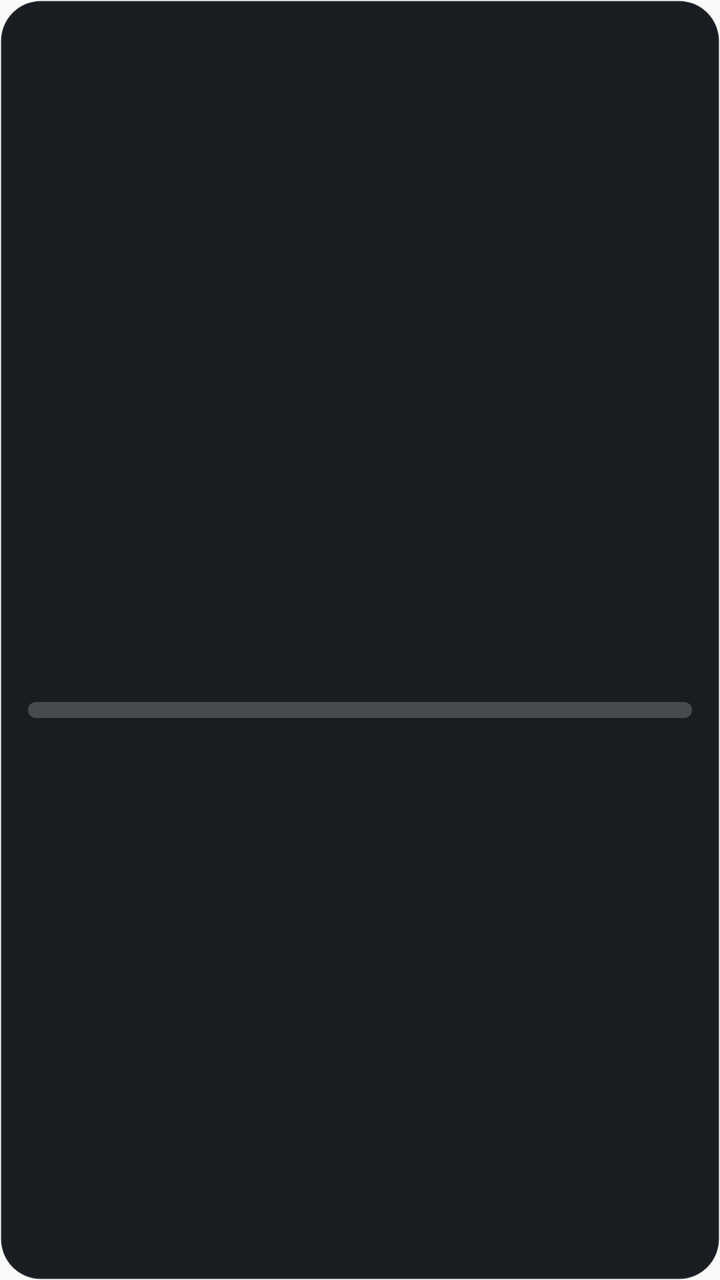
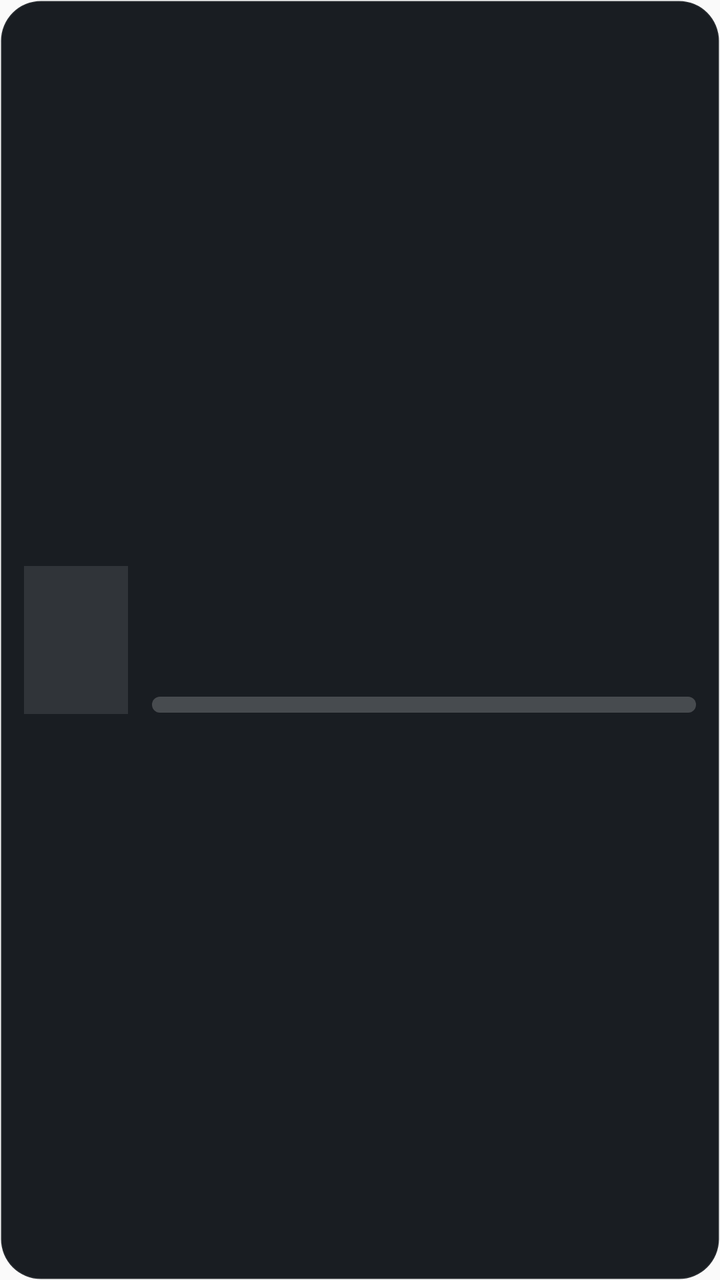

Screens rendered from an Android XML layout before and after an edit, with the pre-edit source and the edit as a unified diff.
<!-- AndroidManifest.xml: application theme AppTheme -->
<!-- res/layout/widget_progress.xml -->
<?xml version="1.0" encoding="utf-8"?>
<LinearLayout xmlns:android="http://schemas.android.com/apk/res/android"
    android:id="@+id/widget_root"
    android:layout_width="match_parent"
    android:layout_height="match_parent"
    android:background="@drawable/widget_bg"
    android:orientation="vertical"
    android:gravity="center_vertical"
    android:padding="14dp"
    android:layoutDirection="locale"
    android:textDirection="locale">

    <TextView
        android:id="@+id/title"
        android:layout_width="match_parent"
        android:layout_height="wrap_content"
        android:textColor="#FFD700"
        android:textSize="12sp"
        android:textStyle="bold"
        android:maxLines="1" />

    <TextView
        android:id="@+id/show_title"
        android:layout_width="match_parent"
        android:layout_height="wrap_content"
        android:layout_marginTop="6dp"
        android:textColor="#FFFFFF"
        android:textSize="16sp"
        android:textStyle="bold"
        android:maxLines="1"
        android:ellipsize="end" />

    <LinearLayout
        android:layout_width="match_parent"
        android:layout_height="wrap_content"
        android:orientation="horizontal"
        android:layout_marginTop="2dp">
        <TextView
            android:id="@+id/sub"
            android:layout_width="0dp"
            android:layout_weight="1"
            android:layout_height="wrap_content"
            android:textColor="#B3FFFFFF"
            android:textSize="12sp"
            android:maxLines="1" />
        <TextView
            android:id="@+id/pct"
            android:layout_width="wrap_content"
            android:layout_height="wrap_content"
            android:textColor="#E9C400"
            android:textSize="12sp"
            android:textStyle="bold"
            android:maxLines="1" />
    </LinearLayout>

    <ProgressBar
        android:id="@+id/progress"
        style="@android:style/Widget.ProgressBar.Horizontal"
        android:layout_width="match_parent"
        android:layout_height="8dp"
        android:layout_marginTop="8dp"
        android:progressTint="#FFD700"
        android:progressBackgroundTint="#33FFFFFF"
        android:max="100" />

    <TextView
        android:id="@+id/empty"
        android:layout_width="match_parent"
        android:layout_height="wrap_content"
        android:layout_marginTop="6dp"
        android:textColor="#99FFFFFF"
        android:textSize="13sp"
        android:visibility="gone" />
</LinearLayout>
<!-- resources referenced by this layout -->
<resources>
  <!-- drawable widget_bg (drawable) -->
  <?xml version="1.0" encoding="utf-8"?>
  <shape xmlns:android="http://schemas.android.com/apk/res/android" android:shape="rectangle">
      <solid android:color="#F20D1117" />
      <corners android:radius="20dp" />
      <stroke android:width="1dp" android:color="#14FFFFFF" />
  </shape>
  <style name="AppTheme" parent="Theme.AppCompat.Light.DarkActionBar">
          
          <item name="colorPrimary">@color/colorPrimary</item>
          <item name="colorPrimaryDark">@color/colorPrimaryDark</item>
          <item name="colorAccent">@color/colorAccent</item>
      </style>
</resources>

<!-- the commit's change to res/layout/widget_progress.xml (unified diff, before → after) -->
@@ -4,71 +4,88 @@
     android:layout_width="match_parent"
     android:layout_height="match_parent"
     android:background="@drawable/widget_bg"
-    android:orientation="vertical"
+    android:orientation="horizontal"
     android:gravity="center_vertical"
-    android:padding="14dp"
+    android:padding="12dp"
     android:layoutDirection="locale"
     android:textDirection="locale">
 
-    <TextView
-        android:id="@+id/title"
-        android:layout_width="match_parent"
-        android:layout_height="wrap_content"
-        android:textColor="#FFD700"
-        android:textSize="12sp"
-        android:textStyle="bold"
-        android:maxLines="1" />
-
-    <TextView
-        android:id="@+id/show_title"
-        android:layout_width="match_parent"
-        android:layout_height="wrap_content"
-        android:layout_marginTop="6dp"
-        android:textColor="#FFFFFF"
-        android:textSize="16sp"
-        android:textStyle="bold"
-        android:maxLines="1"
-        android:ellipsize="end" />
+    <ImageView
+        android:id="@+id/poster"
+        android:layout_width="52dp"
+        android:layout_height="74dp"
+        android:layout_marginEnd="12dp"
+        android:scaleType="centerCrop"
+        android:background="#1AFFFFFF"
+        android:importantForAccessibility="no" />
 
     <LinearLayout
-        android:layout_width="match_parent"
+        android:layout_width="0dp"
         android:layout_height="wrap_content"
-        android:orientation="horizontal"
-        android:layout_marginTop="2dp">
+        android:layout_weight="1"
+        android:orientation="vertical"
+        android:gravity="center_vertical">
+
         <TextView
-            android:id="@+id/sub"
-            android:layout_width="0dp"
-            android:layout_weight="1"
+            android:id="@+id/title"
+            android:layout_width="match_parent"
             android:layout_height="wrap_content"
-            android:textColor="#B3FFFFFF"
-            android:textSize="12sp"
-            android:maxLines="1" />
-        <TextView
-            android:id="@+id/pct"
-            android:layout_width="wrap_content"
-            android:layout_height="wrap_content"
-            android:textColor="#E9C400"
-            android:textSize="12sp"
+            android:textColor="#F5C518"
+            android:textSize="11sp"
             android:textStyle="bold"
             android:maxLines="1" />
+
+        <TextView
+            android:id="@+id/show_title"
+            android:layout_width="match_parent"
+            android:layout_height="wrap_content"
+            android:layout_marginTop="3dp"
+            android:textColor="#FFFFFF"
+            android:textSize="16sp"
+            android:textStyle="bold"
+            android:maxLines="1"
+            android:ellipsize="end" />
+
+        <LinearLayout
+            android:layout_width="match_parent"
+            android:layout_height="wrap_content"
+            android:orientation="horizontal"
+            android:layout_marginTop="2dp">
+            <TextView
+                android:id="@+id/sub"
+                android:layout_width="0dp"
+                android:layout_weight="1"
+                android:layout_height="wrap_content"
+                android:textColor="#B3FFFFFF"
+                android:textSize="12sp"
+                android:maxLines="1" />
+            <TextView
+                android:id="@+id/pct"
+                android:layout_width="wrap_content"
+                android:layout_height="wrap_content"
+                android:textColor="#F5C518"
+                android:textSize="12sp"
+                android:textStyle="bold"
+                android:maxLines="1" />
+        </LinearLayout>
+
+        <ProgressBar
+            android:id="@+id/progress"
+            style="@android:style/Widget.ProgressBar.Horizontal"
+            android:layout_width="match_parent"
+            android:layout_height="8dp"
+            android:layout_marginTop="7dp"
+            android:progressTint="#F5C518"
+            android:progressBackgroundTint="#33FFFFFF"
+            android:max="100" />
+
+        <TextView
+            android:id="@+id/empty"
+            android:layout_width="match_parent"
+            android:layout_height="wrap_content"
+            android:layout_marginTop="6dp"
+            android:textColor="#99FFFFFF"
+            android:textSize="13sp"
+            android:visibility="gone" />
     </LinearLayout>
-
-    <ProgressBar
-        android:id="@+id/progress"
-        style="@android:style/Widget.ProgressBar.Horizontal"
-        android:layout_width="match_parent"
-        android:layout_height="8dp"
-        android:layout_marginTop="8dp"
-        android:progressTint="#FFD700"
-        android:progressBackgroundTint="#33FFFFFF"
-        android:max="100" />
-
-    <TextView
-        android:id="@+id/empty"
-        android:layout_width="match_parent"
-        android:layout_height="wrap_content"
-        android:layout_marginTop="6dp"
-        android:textColor="#99FFFFFF"
-        android:textSize="13sp"
-        android:visibility="gone" />
 </LinearLayout>
